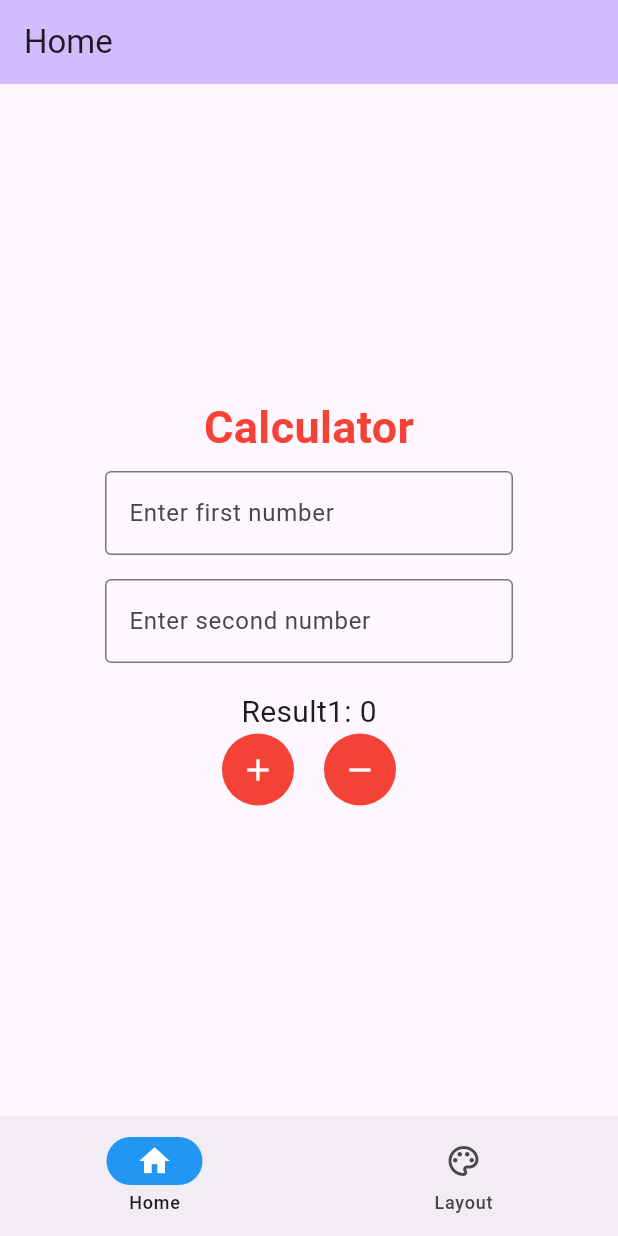
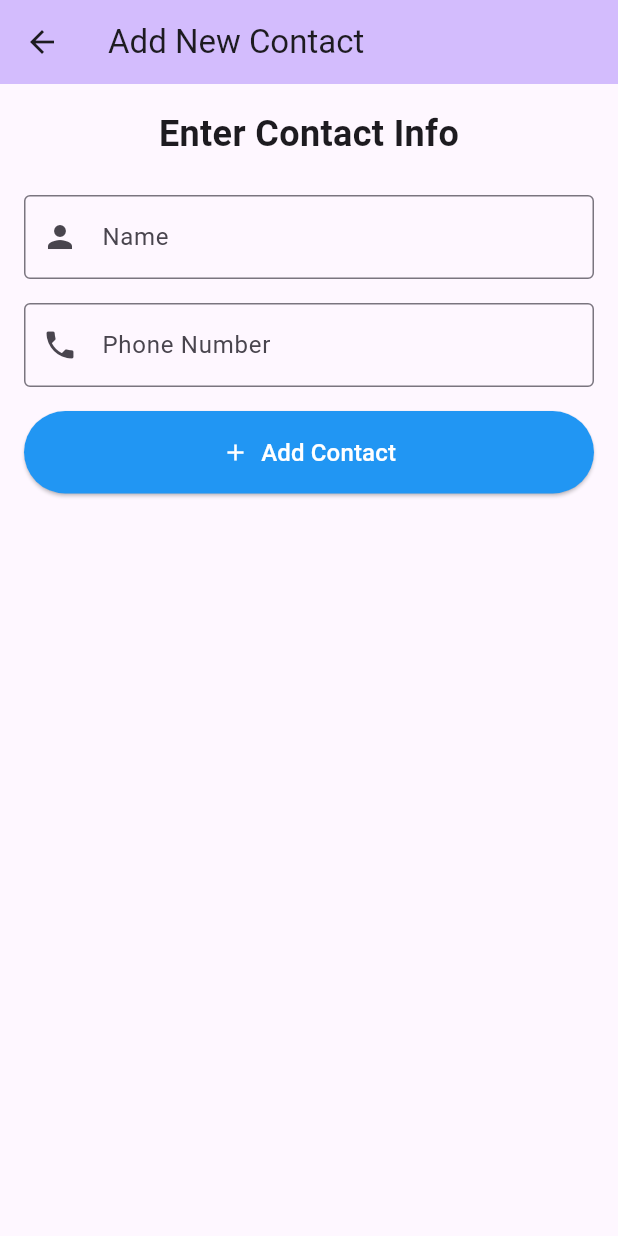
Before and after one commit to payen83/flutter_nov2026, a Flutter app: the screen it shows after launch, after a tap on the "add" icon, on a phone screen of 412 x 824 dp. Run offline on Flutter 3.47's test engine with Material 3 defaults, Android fonts, the phone set to English and light mode, and no system bars; network calls fail.

Commit message:
add edit and delete

```diff
--- a/lib/app/app.dart
+++ b/lib/app/app.dart
@@ -1,5 +1,6 @@
 import 'package:flutter/material.dart';
-import 'package:flutter_nov2026/app/widget/navigationbar.widget.dart';
+import 'package:flutter_nov2026/app/views/contacts.screen.dart';
+// import 'package:flutter_nov2026/app/widget/navigationbar.widget.dart';
 
 class MyApp extends StatelessWidget {
   const MyApp({super.key});
@@ -12,7 +13,7 @@ class MyApp extends StatelessWidget {
       theme: ThemeData(
         colorScheme: .fromSeed(seedColor: Colors.deepPurple),
       ),
-      home: const Navigationbar()
+      home: const Contacts()
       // home: const MyHomePage(title: 'Kelas Programming'),
     );
   }
--- /dev/null
+++ b/lib/app/views/add_contact.screen.dart
@@ -0,0 +1,125 @@
+import 'package:flutter/material.dart';
+
+class AddContact extends StatefulWidget {
+  final Function(Map<String, String>) onAddContact;
+  const AddContact({super.key, required this.onAddContact});
+
+  @override
+  State<AddContact> createState() => _AddContactState();
+}
+
+class _AddContactState extends State<AddContact> {
+  final _formKey = GlobalKey<FormState>();
+  final _nameController = TextEditingController();
+  final _phoneController = TextEditingController();
+
+  @override
+  void dispose() {
+    _nameController.dispose();
+    _phoneController.dispose();
+    super.dispose();
+  }
+
+  void _submitForm() {
+    if (_formKey.currentState!.validate()) {
+      final contactData = {
+        'name': _nameController.text.trim(),
+        'phone': _phoneController.text.trim()
+      };
+
+      // Add contact using callback
+      widget.onAddContact(contactData);
+
+      // Show success message
+      ScaffoldMessenger.of(context).showSnackBar(
+        const SnackBar(
+          content: Text('Contact added successfully!'),
+          backgroundColor: Colors.green,
+        ),
+      );
+
+      // Clear form and navigate back
+      _nameController.clear();
+      _phoneController.clear();
+      Navigator.pop(context);
+    }
+  }
+
+  @override
+  Widget build(BuildContext context) {
+    return Scaffold(
+      appBar: AppBar(
+        backgroundColor: Theme.of(context).colorScheme.inversePrimary,
+        title: const Text('Add New Contact'),
+      ),
+      body: Padding(
+        padding: const EdgeInsets.all(16),
+        child: Form(
+          key: _formKey,
+          child: Column(
+            crossAxisAlignment: CrossAxisAlignment.stretch,
+            children: [
+              const Text('Enter Contact Info',
+                style: TextStyle(fontSize: 24, fontWeight: FontWeight.bold),
+                textAlign: TextAlign.center,
+              ),
+              const SizedBox(height: 24),
+              TextFormField(
+                controller: _nameController,
+                decoration: const InputDecoration(
+                  labelText: 'Name',
+                  hintText: 'Enter contact name',
+                  border: OutlineInputBorder(),
+                  prefixIcon: Icon(Icons.person),
+                ),
+                validator: (value) {
+                  if (value == null || value.trim().isEmpty) {
+                    return 'Please enter a name';
+                  }
+                  return null;
+                },
+                textInputAction: TextInputAction.next,
+              ),
+              const SizedBox(height: 16),
+              TextFormField(
+                controller: _phoneController,
+                decoration: const InputDecoration(
+                  labelText: 'Phone Number',
+                  hintText: 'Enter phone number',
+                  border: OutlineInputBorder(),
+                  prefixIcon: Icon(Icons.phone),
+                ),
+                keyboardType: TextInputType.phone,
+                // validator: (value) {
+                //   if (value == null || value.trim().isEmpty) {
+                //     return 'Please enter a phone number';
+                //   }
+                //   // Basic phone number validation
+                //   if (!RegExp(r'^[+]?[0-9\s\-()]{10,}$').hasMatch(value)) {
+                //     return 'Please enter a valid phone number';
+                //   }
+                //   return null;
+                // },
+                textInputAction: TextInputAction.next,
+              ),
+              const SizedBox(height: 16),
+              ElevatedButton.icon(
+                onPressed: _submitForm,
+                icon: const Icon(Icons.add),
+                label: const Text(
+                  'Add Contact',
+                  style: TextStyle(fontSize: 16),
+                ),
+                style: ElevatedButton.styleFrom(
+                  padding: const EdgeInsets.symmetric(vertical: 16),
+                  backgroundColor: Colors.blue,
+                  foregroundColor: Colors.white,
+                ),
+              ),
+            ],
+          ),
+        )
+      ),
+    );
+  }
+}
--- /dev/null
+++ b/lib/app/views/contacts.screen.dart
@@ -0,0 +1,113 @@
+import 'package:flutter/material.dart';
+import 'package:flutter_nov2026/app/views/add_contact.screen.dart';
+import 'package:flutter_nov2026/app/views/edit_contact.screen.dart';
+
+class Contacts extends StatefulWidget {
+  const Contacts({super.key});
+
+  @override
+  State<Contacts> createState() => _ContactsState();
+}
+
+class _ContactsState extends State<Contacts> {
+  String imageUrl = 'https://s3.eu-central-1.amazonaws.com/uploads.mangoweb.org/shared-prod/visegradfund.org/uploads/2021/08/placeholder-male.jpg';
+  final List<Map<String, String>> contacts = [
+    {
+      'name': 'John Doe',
+      'phone': '+1-555-0123'
+    },
+    {
+      'name': 'Jane Smith',
+      'phone': '+1-555-0456'
+    }
+    // add more data here
+  ];
+
+  void addNewContact(Map<String, String> contactData) {
+    setState(() {
+      contacts.add(contactData);
+    });
+  }
+
+  // Method to edit existing contact
+  void editContact(int index, Map<String, String> contactData) {
+    setState(() {
+      contacts[index] = contactData;
+    });
+  }
+
+  // Method to delete contact
+  void deleteContact(int index) {
+    setState(() {
+      contacts.removeAt(index);
+    });
+  }
+
+  @override
+  Widget build(BuildContext context) {
+    return Scaffold(
+      appBar: AppBar(
+        backgroundColor: Theme.of(context).colorScheme.inversePrimary,
+        title: Text('Contact List'),
+      ),
+      floatingActionButton: FloatingActionButton(
+        onPressed: () {
+          Navigator.push(
+            context,
+            MaterialPageRoute(
+              builder: (context) => AddContact(onAddContact: addNewContact),
+            ),
+          );
+        },
+        shape: const CircleBorder(),
+        child: const Icon(Icons.add),
+      ),
+      body: ListView.builder(
+        itemCount: contacts.length,
+        itemBuilder: (context, index) {
+          final contact = contacts[index];
+          // ListTile implementation will be in next step
+          return ListTile(
+            leading: ClipRRect(
+              borderRadius: BorderRadius.circular(8.0),
+              child: Image.network(
+                imageUrl,
+                width: 40,
+                height: 40,
+                fit: BoxFit.cover,
+              ),
+            ),
+            title: Text(
+              contact['name']!,
+              style: TextStyle(fontWeight: FontWeight.bold),
+            ),
+            subtitle: Text(contact['phone']!),
+            onTap: () {
+              ScaffoldMessenger.of(context).showSnackBar(
+                SnackBar(
+                  content: Text('Contact tapped: ${contact['name']}'),
+                ),
+              );
+            },
+            trailing: IconButton(
+              icon: const Icon(Icons.edit),
+              onPressed: () {
+                Navigator.push(
+                  context,
+                  MaterialPageRoute(
+                    builder: (context) => EditContact(
+                      contact: contact,
+                      contactIndex: index,
+                      onEditContact: editContact,
+                      onDeleteContact: deleteContact,
+                    ),
+                  ),
+                );
+              },
+            ),
+          );
+        },
+      ),
+    );
+  }
+}
```
Also changed, not shown: lib/app/views/edit_contact.screen.dart (added, +224 -0 lines).
